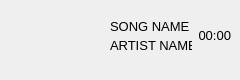
First picture: the form in include/songCard.ui, repository waveplough/MusicPlaylistManager, before the edit.
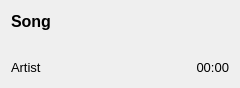
Second picture: the form after the edit. Icons and pictures are not drawn.

Commit message: finalized playlist persistence and added song cards

```diff
--- a/include/songCard.ui
+++ b/include/songCard.ui
@@ -13,46 +13,74 @@
   <property name="windowTitle">
    <string>Form</string>
   </property>
-  <widget class="QLabel" name="label_sc_songImage">
-   <property name="geometry">
-    <rect>
-     <x>20</x>
-     <y>10</y>
-     <width>71</width>
-     <height>61</height>
-    </rect>
-   </property>
-   <property name="text">
-    <string/>
-   </property>
-  </widget>
-  <widget class="QWidget" name="">
-   <property name="geometry">
-    <rect>
-     <x>110</x>
-     <y>20</y>
-     <width>121</width>
-     <height>31</height>
-    </rect>
-   </property>
-   <layout class="QHBoxLayout" name="horizontalLayout">
-    <item>
      <layout class="QVBoxLayout" name="verticalLayout">
       <item>
+    <layout class="QHBoxLayout" name="horizontalLayout">
+     <item>
        <widget class="QLabel" name="songNameLabel">
         <property name="font">
          <font>
-          <pointsize>10</pointsize>
+         <pointsize>12</pointsize>
+         <bold>true</bold>
          </font>
         </property>
         <property name="frameShape">
          <enum>QFrame::Shape::NoFrame</enum>
         </property>
         <property name="text">
-         <string>SONG NAME</string>
+        <string>Song</string>
         </property>
        </widget>
       </item>
+     <item>
+      <spacer name="horizontalSpacer">
+       <property name="orientation">
+        <enum>Qt::Orientation::Horizontal</enum>
+       </property>
+       <property name="sizeHint" stdset="0">
+        <size>
+         <width>40</width>
+         <height>20</height>
+        </size>
+       </property>
+      </spacer>
+     </item>
+     <item>
+      <widget class="QPushButton" name="musicSymbol">
+       <property name="minimumSize">
+        <size>
+         <width>20</width>
+         <height>20</height>
+        </size>
+       </property>
+       <property name="styleSheet">
+        <string notr="true">QPushButton {
+    border: none;
+    background-color: transparent;
+    padding: 0px;
+    outline: none;
+}
+</string>
+       </property>
+       <property name="text">
+        <string/>
+       </property>
+       <property name="icon">
+        <iconset theme="QIcon::ThemeIcon::AudioCard"/>
+       </property>
+      </widget>
+     </item>
+    </layout>
+   </item>
+   <item>
+    <widget class="QLabel" name="label_sc_songImage">
+     <property name="text">
+      <string/>
+     </property>
+    </widget>
+   </item>
+   <item>
+    <layout class="QHBoxLayout" name="horizontalLayout_2">
       <item>
        <widget class="QLabel" name="artistNameLabel">
         <property name="font">
@@ -61,11 +89,22 @@
          </font>
         </property>
         <property name="text">
-         <string>ARTIST NAME</string>
+        <string>Artist</string>
         </property>
        </widget>
       </item>
-     </layout>
+     <item>
+      <spacer name="horizontalSpacer_2">
+       <property name="orientation">
+        <enum>Qt::Orientation::Horizontal</enum>
+       </property>
+       <property name="sizeHint" stdset="0">
+        <size>
+         <width>40</width>
+         <height>20</height>
+        </size>
+       </property>
+      </spacer>
     </item>
     <item>
      <widget class="QLabel" name="songDurationLabel">
@@ -84,7 +123,9 @@
      </widget>
     </item>
    </layout>
-  </widget>
+   </item>
+  </layout>
+  <zorder>layoutWidget</zorder>
   <zorder>label_sc_songImage</zorder>
   <zorder>songDurationLabel</zorder>
   <zorder>artistNameLabel</zorder>
```
Left out of the diff: 6 changed lines with no effect on the pictures. Lines whose indentation alone changed are shown as unchanged. The commit also changes 5 other files.
